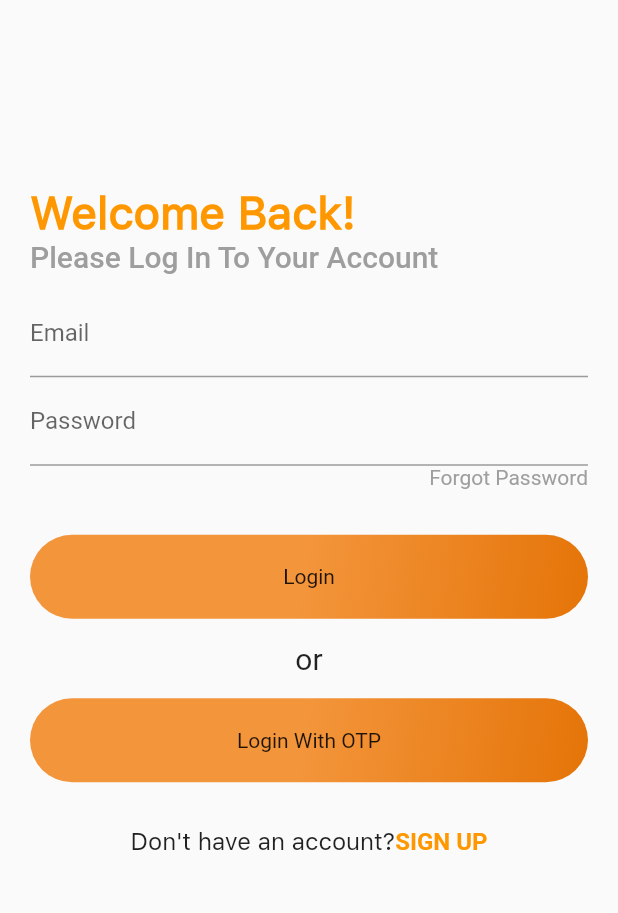
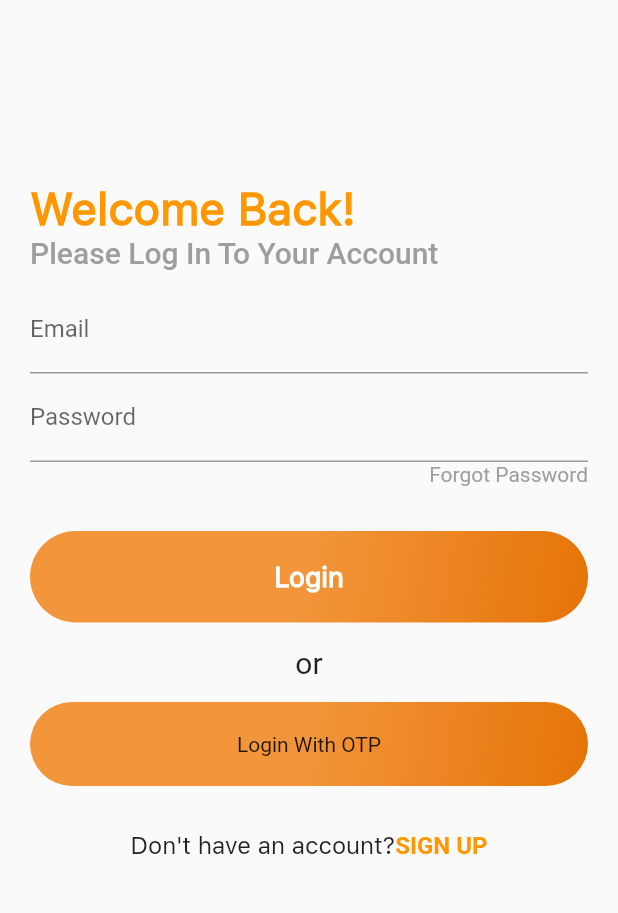
Before and after one commit to datapirates0101/laundry, a Flutter app: the screen it shows after launch, on a phone screen of 412 x 824 dp, the part 165-1078 px from its top. Run offline on Flutter 3.47's test engine with Material 2 defaults, Android fonts, the phone set to English and light mode, and no system bars; our stand-ins replace cloud_firestore, firebase_auth, firebase_core; accounts and stored records are empty.

Commit message:
sign in and login

```diff
--- a/lib/screens/login_screen.dart
+++ b/lib/screens/login_screen.dart
@@ -1,9 +1,48 @@
 import 'package:flutter/material.dart';
+import 'package:laundry/resources/auth_methods.dart';
+import 'package:laundry/screens/home_screen.dart';
 import 'package:laundry/screens/signup_screen.dart';
+import 'package:laundry/utils/utils.dart';
 import 'package:laundry/widgets/login_button.dart';
 
-class LoginPage extends StatelessWidget {
+class LoginPage extends StatefulWidget {
   const LoginPage({Key? key}) : super(key: key);
+
+  @override
+  State<LoginPage> createState() => _LoginPageState();
+}
+
+class _LoginPageState extends State<LoginPage> {
+  TextEditingController emailController = TextEditingController();
+  TextEditingController passwordController = TextEditingController();
+  bool isLoading = false;
+
+  login() async {
+    setState(() {
+      isLoading = true;
+    });
+
+    String res = await AuthMethods()
+        .loginUser(emailController.text, passwordController.text);
+
+    setState(() {
+      isLoading = false;
+    });
+
+    if (res == "success") {
+      Navigator.pushReplacement(
+          context, MaterialPageRoute(builder: (context) => const HomeScreen(),),);
+    } else {
+      showSnakBar(res, context);
+    }
+  }
+
+  @override
+  void dispose() {
+    emailController.dispose();
+    passwordController.dispose();
+    super.dispose();
+  }
 
   @override
   Widget build(BuildContext context) {
@@ -44,10 +83,12 @@ class LoginPage extends StatelessWidget {
                   ),
                   const SizedBox(height: 10),
                   TextField(
-                    decoration: InputDecoration(labelText: "Email"),
+                    controller: emailController,
+                    decoration: const InputDecoration(labelText: "Email"),
                   ),
                   TextField(
-                    decoration: InputDecoration(labelText: "Password"),
+                    controller: passwordController,
+                    decoration: const InputDecoration(labelText: "Password"),
                   ),
                   Row(
                     mainAxisAlignment: MainAxisAlignment.end,
@@ -61,7 +102,24 @@ class LoginPage extends StatelessWidget {
                   const SizedBox(
                     height: 30,
                   ),
-                  LoginButton(widget: Text('Login')),
+                  InkWell(
+                    onTap: login,
+                    child: LoginButton(
+                      widget: isLoading
+                          ? const CircularProgressIndicator(
+                              color: Colors.white,
+                            )
+                          : const Text(
+                              'Login',
+                              style: TextStyle(
+                                color: Colors.white,
+                                fontSize: 18,
+                                fontWeight: FontWeight.w700,
+                                fontFamily: 'sfpro',
+                              ),
+                            ),
+                    ),
+                  ),
                   const SizedBox(
                     height: 15,
                   ),
@@ -77,7 +135,9 @@ class LoginPage extends StatelessWidget {
                   const SizedBox(
                     height: 15,
                   ),
-                  LoginButton(widget: Text('Login With OTP')),
+                  LoginButton(
+                    widget: Text('Login With OTP'),
+                  ),
                   const SizedBox(
                     height: 30,
                   ),
--- a/lib/screens/otp_varification.dart
+++ b/lib/screens/otp_varification.dart
@@ -148,7 +148,7 @@ class _OtpScreenState extends State<OtpScreen> {
                 ),
               ),
               SizedBox(height: MediaQuery.of(context).size.height * 0.1),
-              LoginButton(text: 'Verify'),
+              LoginButton(widget: Text('Verify')),
               SizedBox(height: MediaQuery.of(context).size.height * 0.15),
               const Text(
                 "Resend OTP",
```
Also changed, not shown: lib/resources/auth_methods.dart (+20 -2 lines), lib/screens/signup_screen.dart (+8 -2 lines), lib/utils/utils.dart (added, +9 -0 lines), 1 other file.
